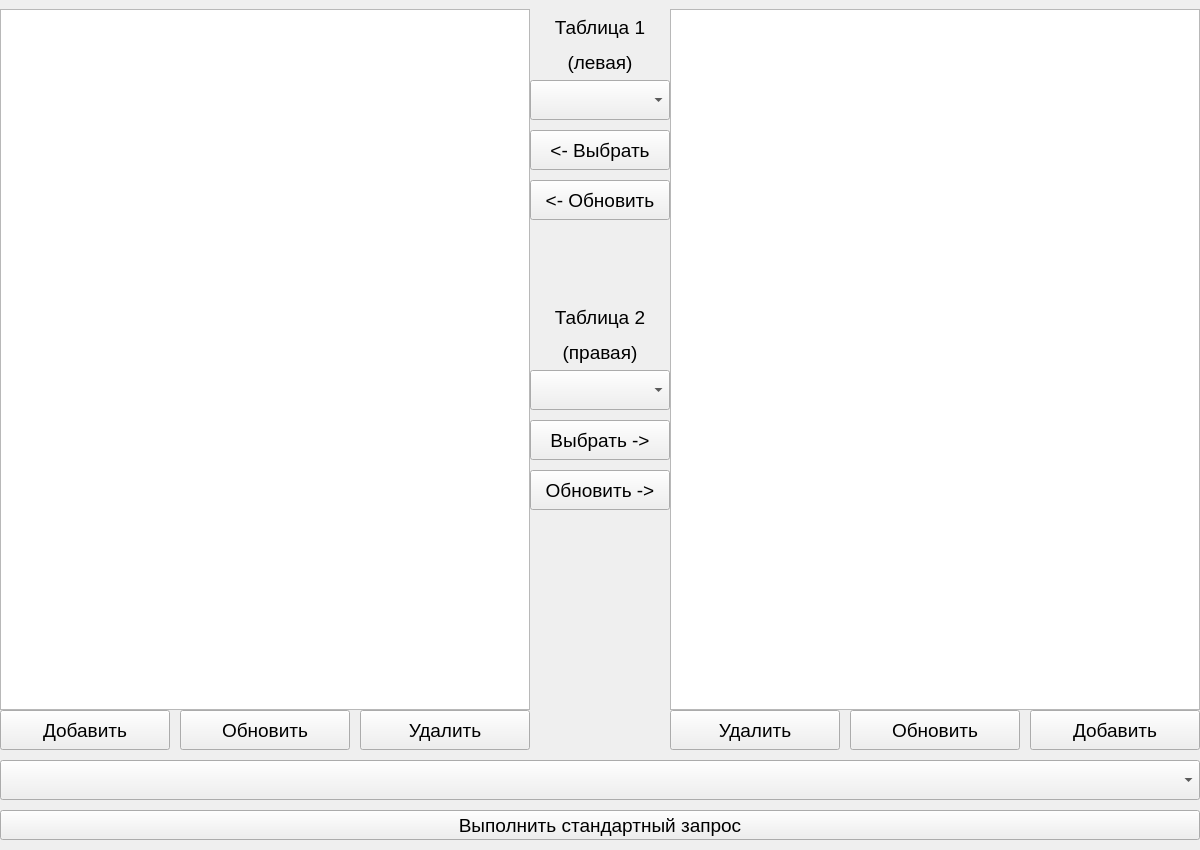
First picture: the form in ManajerWindowUI.ui, repository A1ex1in/BSBDKursach, before the edit.
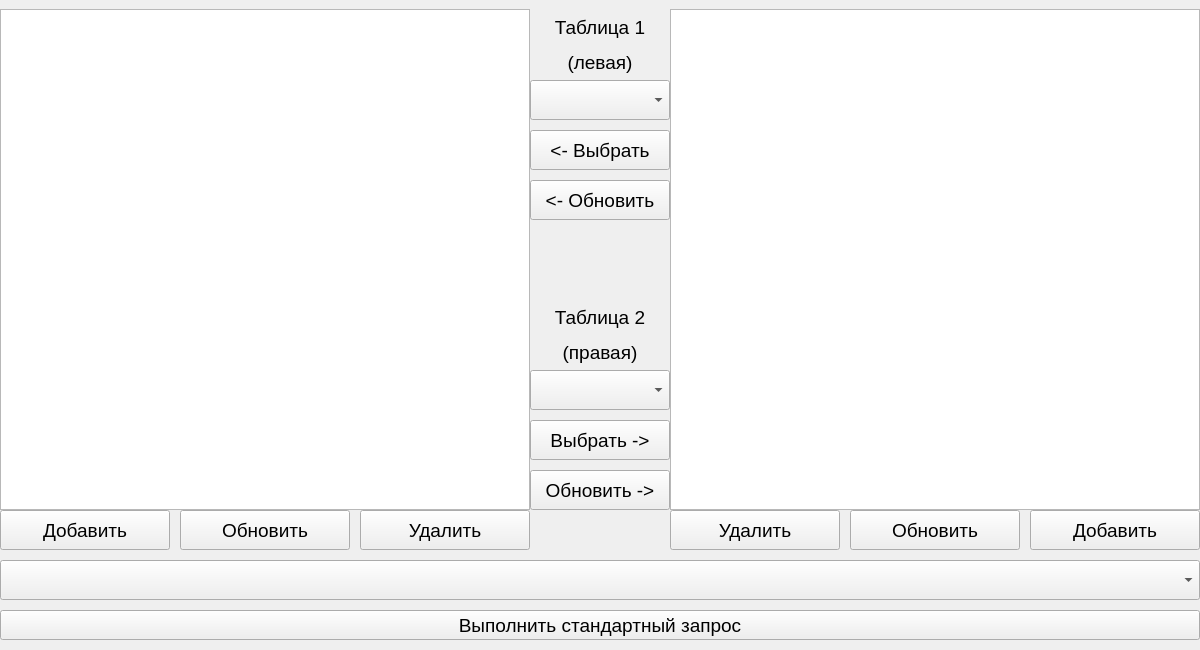
Second picture: the form after the edit.

```diff
--- a/ManajerWindowUI.ui
+++ b/ManajerWindowUI.ui
@@ -7,19 +7,19 @@
     <x>0</x>
     <y>0</y>
     <width>1200</width>
-    <height>850</height>
+    <height>650</height>
    </rect>
   </property>
   <property name="minimumSize">
    <size>
     <width>1200</width>
-    <height>850</height>
+    <height>650</height>
    </size>
   </property>
   <property name="maximumSize">
    <size>
     <width>1200</width>
-    <height>850</height>
+    <height>650</height>
    </size>
   </property>
   <property name="windowTitle">
@@ -32,7 +32,7 @@
       <x>0</x>
       <y>9</y>
       <width>530</width>
-      <height>701</height>
+      <height>501</height>
      </rect>
     </property>
    </widget>
@@ -42,7 +42,7 @@
       <x>670</x>
       <y>9</y>
       <width>530</width>
-      <height>701</height>
+      <height>501</height>
      </rect>
     </property>
    </widget>
@@ -50,7 +50,7 @@
     <property name="geometry">
      <rect>
       <x>0</x>
-      <y>710</y>
+      <y>510</y>
       <width>170</width>
       <height>40</height>
      </rect>
@@ -68,7 +68,7 @@
     <property name="geometry">
      <rect>
       <x>180</x>
-      <y>710</y>
+      <y>510</y>
       <width>170</width>
       <height>40</height>
      </rect>
@@ -86,7 +86,7 @@
     <property name="geometry">
      <rect>
       <x>360</x>
-      <y>710</y>
+      <y>510</y>
       <width>170</width>
       <height>40</height>
      </rect>
@@ -104,7 +104,7 @@
     <property name="geometry">
      <rect>
       <x>670</x>
-      <y>710</y>
+      <y>510</y>
       <width>170</width>
       <height>40</height>
      </rect>
@@ -122,7 +122,7 @@
     <property name="geometry">
      <rect>
       <x>1030</x>
-      <y>710</y>
+      <y>510</y>
       <width>170</width>
       <height>40</height>
      </rect>
@@ -140,7 +140,7 @@
     <property name="geometry">
      <rect>
       <x>850</x>
-      <y>710</y>
+      <y>510</y>
       <width>170</width>
       <height>40</height>
      </rect>
@@ -224,7 +224,7 @@
     <property name="geometry">
      <rect>
       <x>0</x>
-      <y>760</y>
+      <y>560</y>
       <width>1200</width>
       <height>40</height>
      </rect>
@@ -239,7 +239,7 @@
     <property name="geometry">
      <rect>
       <x>0</x>
-      <y>810</y>
+      <y>610</y>
       <width>1200</width>
       <height>30</height>
      </rect>
```
